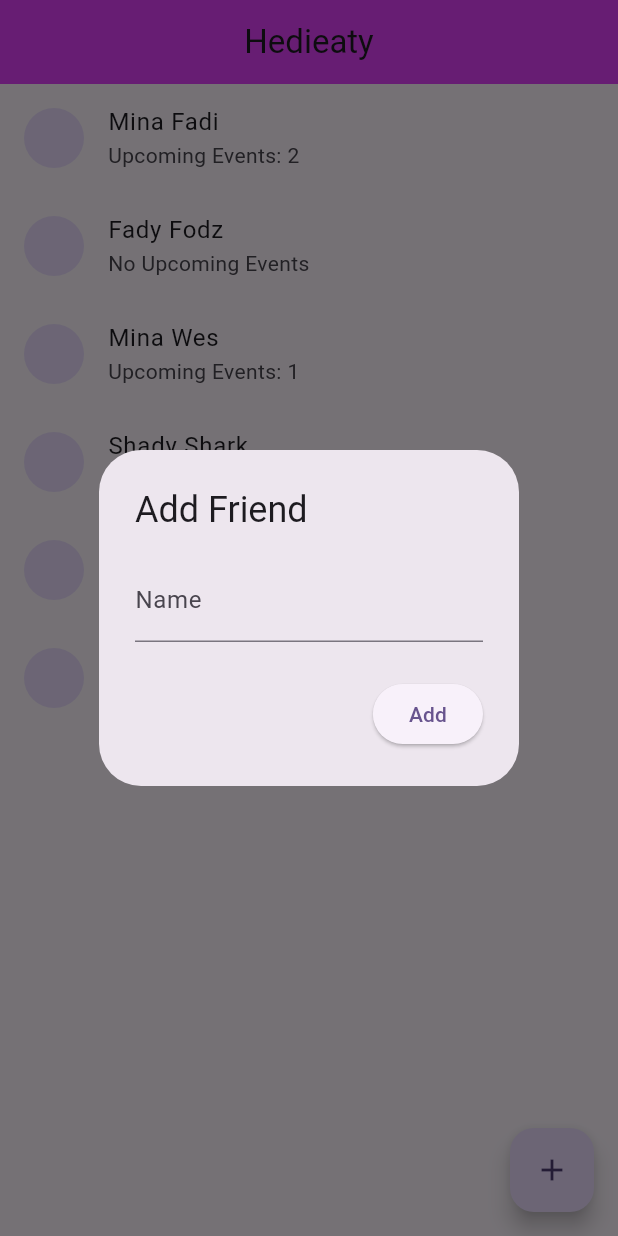
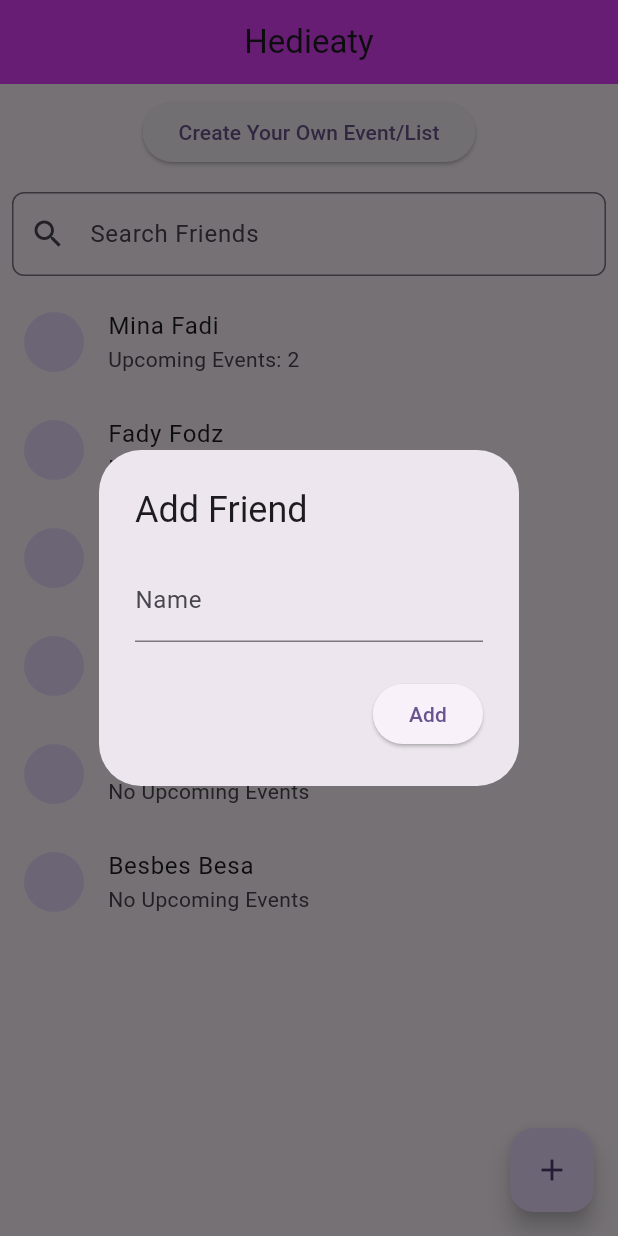
Before and after one commit to ShadyGirgis79/Hedieaty-Mobile-App, a Flutter app: the screen it shows after launch, after a tap on the "add" icon, on a phone screen of 412 x 824 dp. Run offline on Flutter 3.47's test engine with Material 3 defaults, Android fonts, the phone set to English and light mode, and no system bars; missing offline and left inert: dart:ffi; network calls fail.

Commit message:
Home Page Search Function

```diff
--- a/lib/main.dart
+++ b/lib/main.dart
@@ -1,3 +1,4 @@
+import 'dart:ffi';
 import 'package:flutter/material.dart';
 
 void main() {
@@ -37,10 +38,30 @@ class _MyHomePageState extends State<MyHomePage> {
     Friend(name: "Besbes Besa", profileURL: 'https://via.placeholder.com/150', events: 0),
   ];
 
+  List<Friend> filteredFriends = [];  // To hold the search results
+  TextEditingController searchController = TextEditingController();
+
+  @override
+  void initState() {
+    super.initState();
+    filteredFriends = friends;  // Initially show all friends
+    searchController.addListener(_filterFriends);  // Add listener to the search input
+  }
+
+  // Function to filter friends based on search input
+  void _filterFriends() {
+    String query = searchController.text.toLowerCase();
+    setState(() {
+      filteredFriends = friends
+          .where((friend) => friend.name!.toLowerCase().contains(query))
+          .toList();
+    });
+  }
+
   // Function to add a friend manually
   void _addFriendManually() {
     String name = "";
-    String profileURL = 'https://via.placeholder.com/150'; // Default profile image URL
+    String profileURL = 'https://via.placeholder.com/150';  // Default profile image URL
 
     showDialog(
       context: context,
@@ -62,15 +83,38 @@ class _MyHomePageState extends State<MyHomePage> {
           actions: [
             ElevatedButton(
               onPressed: () {
-                // Add the new friend to the list
                 if (name.isNotEmpty) {
                   setState(() {
                     friends.add(Friend(name: name, profileURL: profileURL, events: 0));
+                    filteredFriends = friends;  // Update the filtered list
                   });
                   Navigator.of(context).pop();
                 }
               },
               child: Text("Add"),
+            ),
+          ],
+        );
+      },
+    );
+  }
+
+  // Method to handle creating a new event or gift list
+  void _createEventOrList() {
+    // Implementation of creating a new event or gift list can be added here.
+    // For now, it just shows a simple dialog.
+    showDialog(
+      context: context,
+      builder: (BuildContext context) {
+        return AlertDialog(
+          title: Text("Create Event/List"),
+          content: Text("You can create a new event or gift list here."),
+          actions: [
+            ElevatedButton(
+              onPressed: () {
+                Navigator.of(context).pop();
+              },
+              child: Text("OK"),
             ),
           ],
         );
@@ -86,7 +130,33 @@ class _MyHomePageState extends State<MyHomePage> {
         centerTitle: true,
         backgroundColor: Colors.purpleAccent,
       ),
-      body: FriendsList(friends: friends),  // Passing the friends list to FriendsList
+      body: Column(
+        children: [
+          Padding(
+            padding: const EdgeInsets.all(8.0),
+            child: ElevatedButton(
+              onPressed: _createEventOrList,  // Calls the method to create event/list
+              child: const Text("Create Your Own Event/List"),
+            ),
+          ),
+          Padding(
+            padding: const EdgeInsets.all(8.0),
+            child: TextField(
+              controller: searchController,  // Attach the controller
+              decoration: InputDecoration(
+                labelText: "Search Friends",
+                prefixIcon: Icon(Icons.search),
+                border: OutlineInputBorder(
+                  borderRadius: BorderRadius.circular(8.0),
+                ),
+              ),
+            ),
+          ),
+          Expanded(
+            child: FriendsList(friends: filteredFriends),  // Show filtered friends
+          ),
+        ],
+      ),
       floatingActionButton: FloatingActionButton(
         onPressed: _addFriendManually,  // Calls the method to add a friend
         child: const Icon(Icons.add),
```
